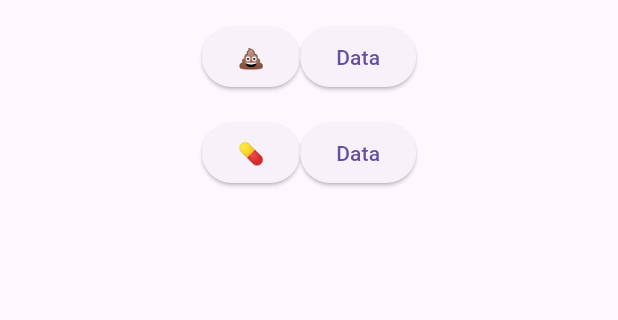
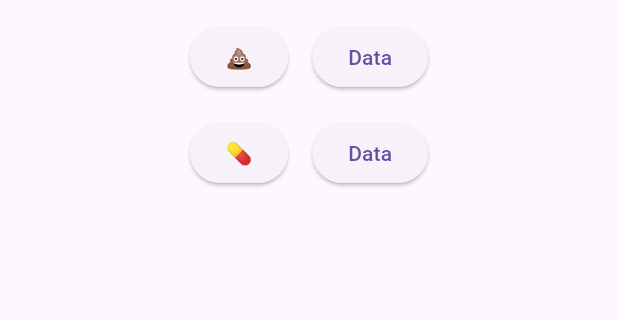
Before and after one commit to jjacobson260/BodyDataApp, a Flutter app: the screen it shows after launch, on a phone screen of 412 x 824 dp, the part 63-383 px from its top. Run offline on Flutter 3.47's test engine with Material 3 defaults, Android fonts, the phone set to English and light mode, and no system bars; our stand-ins replace csv, sqflite, sqflite_common, sqflite_common_ffi; accounts and stored records are empty.

Commit message:
fixed spacing

```diff
--- a/body_data_app/lib/home_page.dart
+++ b/body_data_app/lib/home_page.dart
@@ -55,7 +55,7 @@ class HomePage extends StatelessWidget {
                   onPressed: () => _openPoopDialog(context),
                   child: Text('💩'),
                 ),
-                SizedBox(height: 16), // Add spacing between buttons
+                SizedBox(width: 16), // Add spacing between buttons
                 ElevatedButton(
                   onPressed: () => _navigateToPoopDataPage(context), // Wrap in lambda function
                   child: Text('Data'),
@@ -70,7 +70,7 @@ class HomePage extends StatelessWidget {
                   onPressed: () => _openPillDialog(context),
                   child: Text('💊'),
                 ),
-                SizedBox(height: 16), // Add spacing between buttons
+                SizedBox(width: 16), // Add spacing between buttons
                 ElevatedButton(
                   onPressed: () => _navigateToPillDataPage(context), // Wrap in lambda function
                   child: Text('Data'),
```
